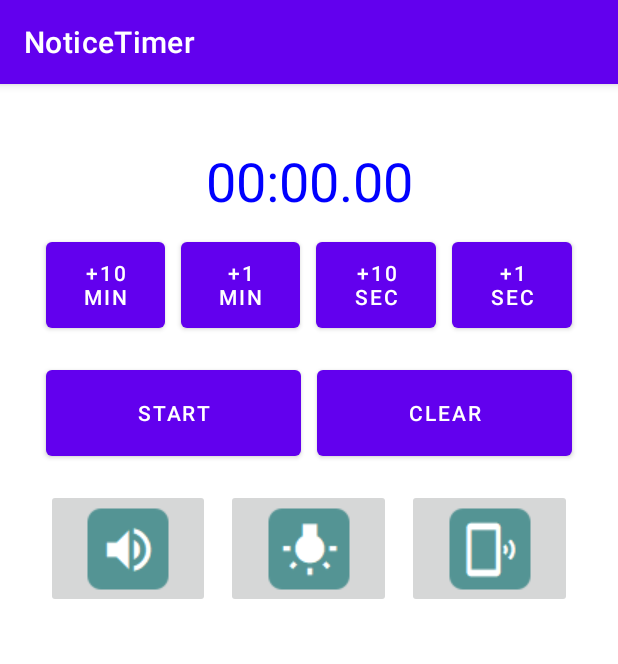
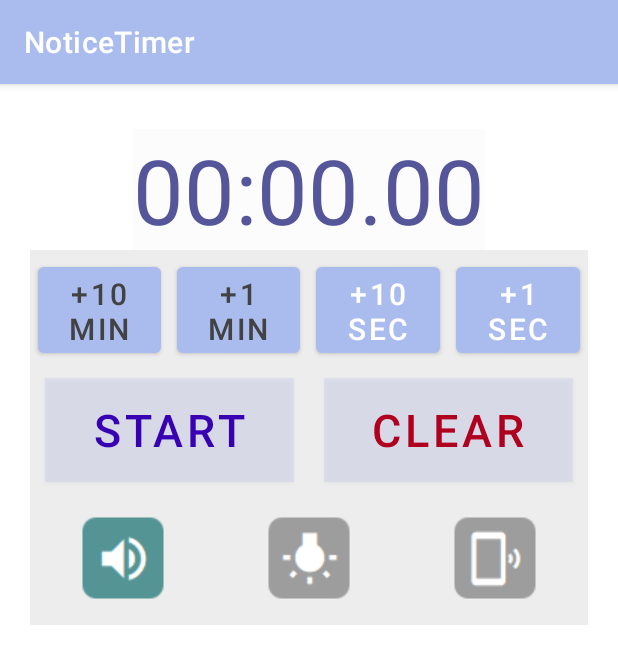
Before and after one commit to tfs-apps-one/NoticeTimer, an Android app: the screen it shows after launch (MainActivity), on a phone screen of 412 x 824 dp. Shown: the top 664 px of the screen. Run offline under Robolectric (Android 15) with nearby library versions, the phone set to English and light mode, and no system bars.

Commit message:
ＵＩ配色変更

```diff
--- a/app/src/main/java/tfsapps/noticetimer/MainActivity.java
+++ b/app/src/main/java/tfsapps/noticetimer/MainActivity.java
@@ -75,6 +75,9 @@ public class MainActivity extends AppCompatActivity {
                 mCameraId = cameraId;
             }
         }, new android.os.Handler());
+
+        //画面初期化
+        DisplayScreen();
     }
     /*
         画面描画処理
@@ -243,17 +246,17 @@ public class MainActivity extends AppCompatActivity {
     }
 
     //ライトの制御
-    public void lightControl()
+    public void lightControl(boolean isOn)
     {
         boolean _flag = false;
         //カメラ正常認識できていない場合
         if(mCameraId == null){
             return;
         }
-        if (islightON == false){
+        if (isOn == false){
+            _flag = false;
+        }else{
             _flag = true;
-        }else{
-            _flag = false;
         }
         try {
             mCameraManager.setTorchMode(mCameraId, _flag);
@@ -279,7 +282,7 @@ public class MainActivity extends AppCompatActivity {
         }
         //ライト
         if (is_set_light == true) {
-            lightControl();
+            lightControl(true);
         }
     }
     //OFF処理　ライト・バイブレーション・音
@@ -290,7 +293,7 @@ public class MainActivity extends AppCompatActivity {
         //バイブレーション
         vibrator.cancel();
         //ライト
-        lightControl();
+        lightControl(false);
     }
 
 }
--- a/app/src/main/res/layout/activity_main.xml
+++ b/app/src/main/res/layout/activity_main.xml
@@ -13,10 +13,11 @@
         android:id="@+id/timer"
         android:layout_width="wrap_content"
         android:layout_height="wrap_content"
-        android:layout_margin="20dp"
-        android:layout_marginBottom="24dp"
-        android:textColor="#00f"
-        android:textSize="36sp"
+        android:layout_margin="10dp"
+        android:layout_marginBottom="10dp"
+        android:textColor="#555599"
+        android:textSize="60dp"
+        android:background="@color/cardview_shadow_end_color"
         app:layout_constraintEnd_toEndOf="parent"
         app:layout_constraintStart_toStartOf="parent"
         app:layout_constraintTop_toTopOf="parent" />
@@ -28,10 +29,7 @@
         android:layout_height="80dp"
         android:layout_alignParentStart="true"
         app:layout_constraintTop_toBottomOf="@+id/timer"
-        android:layout_marginBottom="5dp"
-        android:layout_marginStart="5dp"
-        android:layout_marginEnd="5dp"
-        android:layout_marginTop="5dp"
+        android:background="@color/green_200"
         android:orientation="horizontal">
 
         <Button
@@ -44,6 +42,8 @@
             android:layout_marginBottom="5dp"
             android:layout_marginEnd="5dp"
             android:onClick="on10min"
+            android:textSize="20dp"
+            android:textColor="@color/cardview_dark_background"
             android:text="+10\nmin" />
 
 
@@ -57,6 +57,8 @@
             android:layout_marginBottom="5dp"
             android:layout_marginEnd="5dp"
             android:onClick="on1min"
+            android:textSize="20dp"
+            android:textColor="@color/cardview_dark_background"
             android:text="+1\nmin" />
 
         <Button
@@ -69,6 +71,7 @@
             android:layout_marginBottom="5dp"
             android:layout_marginEnd="5dp"
             android:onClick="on10sec"
+            android:textSize="20dp"
             android:text="+10\nsec" />
 
         <Button
@@ -81,6 +84,7 @@
             android:layout_marginBottom="5dp"
             android:layout_marginEnd="5dp"
             android:onClick="on1sec"
+            android:textSize="20dp"
             android:text="+1\nsec" />
     </LinearLayout>
 
@@ -90,10 +94,7 @@
         android:layout_height="80dp"
         android:layout_alignParentStart="true"
         app:layout_constraintTop_toBottomOf="@+id/linearLayout"
-        android:layout_marginBottom="5dp"
-        android:layout_marginStart="5dp"
-        android:layout_marginEnd="5dp"
-        android:layout_marginTop="5dp"
+        android:background="@color/green_200"
         android:orientation="horizontal">
 
     <Button
@@ -102,10 +103,13 @@
         android:layout_height="match_parent"
         android:layout_weight="1"
         android:layout_marginTop="5dp"
-        android:layout_marginStart="5dp"
+        android:layout_marginStart="10dp"
         android:layout_marginBottom="5dp"
-        android:layout_marginEnd="5dp"
+        android:layout_marginEnd="10dp"
         android:onClick="onStart"
+        android:background="@color/cardview_shadow_start_color"
+        android:textColor="@color/design_default_color_primary_variant"
+        android:textSize="30dp"
         android:text="START" />
 
     <Button
@@ -114,10 +118,13 @@
         android:layout_height="match_parent"
         android:layout_weight="1"
         android:layout_marginTop="5dp"
-        android:layout_marginStart="5dp"
+        android:layout_marginStart="10dp"
         android:layout_marginBottom="5dp"
-        android:layout_marginEnd="5dp"
+        android:layout_marginEnd="10dp"
         android:onClick="onClear"
+        android:background="@color/cardview_shadow_start_color"
+        android:textColor="@color/design_default_color_error"
+        android:textSize="30dp"
         android:text="CLEAR" />
 
     </LinearLayout>
@@ -128,10 +135,7 @@
         android:layout_height="90dp"
         android:layout_alignParentStart="true"
         app:layout_constraintTop_toBottomOf="@+id/linearLayout1"
-        android:layout_marginBottom="5dp"
-        android:layout_marginStart="5dp"
-        android:layout_marginEnd="5dp"
-        android:layout_marginTop="5dp"
+        android:background="@color/green_200"
         android:orientation="horizontal">
 
         <ImageButton
@@ -140,10 +144,11 @@
             android:layout_height="match_parent"
             android:layout_weight="1"
             android:layout_marginTop="5dp"
-            android:layout_marginStart="5dp"
+            android:layout_marginStart="20dp"
             android:layout_marginBottom="5dp"
-            android:layout_marginEnd="5dp"
+            android:layout_marginEnd="20dp"
             android:onClick="onAlarm"
+            android:background="@color/green_200"
             android:src="@drawable/alarm_1" />
 
         <ImageButton
@@ -152,10 +157,11 @@
             android:layout_height="match_parent"
             android:layout_weight="1"
             android:layout_marginTop="5dp"
-            android:layout_marginStart="5dp"
+            android:layout_marginStart="20dp"
             android:layout_marginBottom="5dp"
-            android:layout_marginEnd="5dp"
+            android:layout_marginEnd="20dp"
             android:onClick="onLight"
+            android:background="@color/green_200"
             android:src="@drawable/light_1" />
 
         <ImageButton
@@ -164,10 +170,11 @@
             android:layout_height="match_parent"
             android:layout_weight="1"
             android:layout_marginTop="5dp"
-            android:layout_marginStart="5dp"
+            android:layout_marginStart="20dp"
             android:layout_marginBottom="5dp"
-            android:layout_marginEnd="5dp"
+            android:layout_marginEnd="20dp"
             android:onClick="onVaib"
+            android:background="@color/green_200"
             android:src="@drawable/vaib_1" />
 
     </LinearLayout>
--- a/app/src/main/res/values/colors.xml
+++ b/app/src/main/res/values/colors.xml
@@ -1,8 +1,9 @@
 <?xml version="1.0" encoding="utf-8"?>
 <resources>
-    <color name="purple_200">#FFBB86FC</color>
-    <color name="purple_500">#FF6200EE</color>
-    <color name="purple_700">#FF3700B3</color>
+    <color name="purple_200">#FFBBDDFC</color>
+    <color name="purple_500">#FFAABBEE</color>
+    <color name="purple_700">#EE99AAEE</color>
+    <color name="green_200">#FFEDEDED</color>
     <color name="teal_200">#FF03DAC5</color>
     <color name="teal_700">#FF018786</color>
     <color name="black">#FF000000</color>
```
